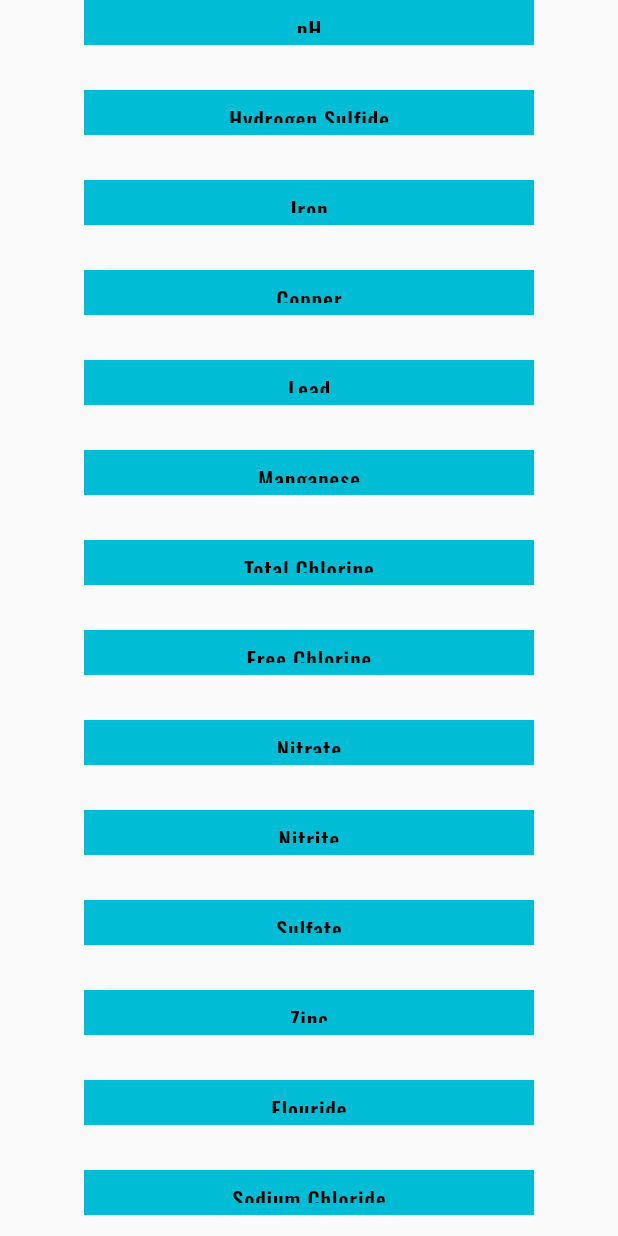
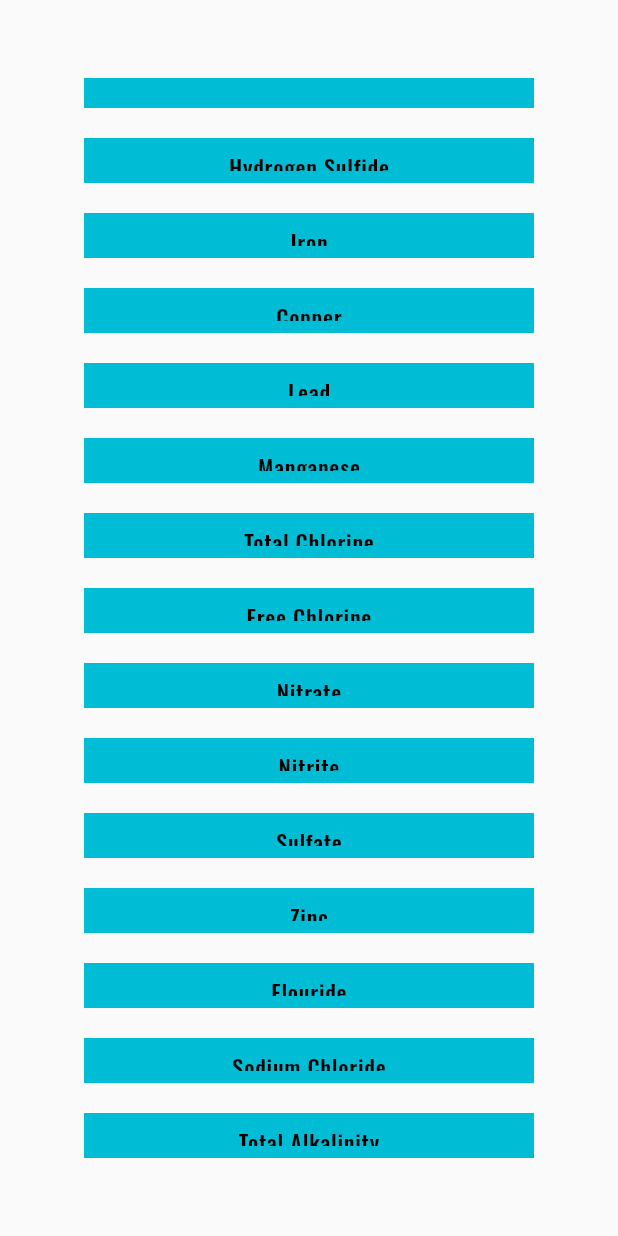
Before and after one commit to garrettcollier/WaterQualityTester, a Flutter app: the EPAStandards screen opened directly, on a phone screen of 412 x 824 dp. Run offline on Flutter 3.47's test engine with Material 2 defaults, Android fonts, the phone set to English and light mode, and no system bars; our stand-ins replace camera, cloud_firestore, firebase_auth, firebase_core, geolocator, google_fonts and 1 more; accounts and stored records are empty; network calls fail; statements that could not run were skipped.

Commit message:
adjustments with spacers

```diff
--- a/water_quality_app/lib/epa_standards.dart
+++ b/water_quality_app/lib/epa_standards.dart
@@ -23,7 +23,7 @@
             children: <Widget>[
               Container(
                 width: 300,
-                height: 30,
+                height: 20,
                 color: Colors.cyan,
                 child: TextButton(
                     onPressed: () {
@@ -42,7 +42,7 @@
               ),
               Container(
                 width: 300,
-                height: 30,
+                height: 20,
                 ),
               Container(
                 width: 300,
@@ -65,7 +65,7 @@
               ),
               Container(
                 width: 300,
-                height: 30,
+                height: 20,
                 ),
               Container(
                 width: 300,
@@ -88,7 +88,7 @@
               ),
               Container(
                 width: 300,
-                height: 30,
+                height: 20,
                 ),
               Container(
                 width: 300,
@@ -111,7 +111,7 @@
               ),
               Container(
                 width: 300,
-                height: 30,
+                height: 20,
                 ),
               Container(
                 width: 300,
@@ -134,7 +134,7 @@
               ),
               Container(
                 width: 300,
-                height: 30,
+                height: 20,
                 ),
               Container(
                 width: 300,
@@ -157,7 +157,7 @@
               ),
               Container(
                 width: 300,
-                height: 30,
+                height: 20,
                 ),
               Container(
                 width: 300,
@@ -180,7 +180,7 @@
               ),
               Container(
                 width: 300,
-                height: 30,
+                height: 20,
                 ),
               Container(
                 width: 300,
@@ -203,7 +203,7 @@
               ),
               Container(
                 width: 300,
-                height: 30,
+                height: 20,
                 ),
               Container(
                 width: 300,
@@ -226,7 +226,7 @@
               ),
               Container(
                 width: 300,
-                height: 30,
+                height: 20,
                 ),
               Container(
                 width: 300,
@@ -249,7 +249,7 @@
               ),
               Container(
                 width: 300,
-                height: 30,
+                height: 20,
                 ),
               Container(
                 width: 300,
@@ -272,7 +272,7 @@
               ),
               Container(
                 width: 300,
-                height: 30,
+                height: 20,
                 ),
               Container(
                 width: 300,
@@ -295,7 +295,7 @@
               ),
               Container(
                 width: 300,
-                height: 30,
+                height: 20,
                 ),
               Container(
                 width: 300,
@@ -318,7 +318,7 @@
               ),
               Container(
                 width: 300,
-                height: 30,
+                height: 20,
                 ),
               Container(
                 width: 300,
@@ -341,7 +341,7 @@
               ),
               Container(
                 width: 300,
-                height: 30,
+                height: 20,
                 ),
               Container(
                 width: 300,
```
